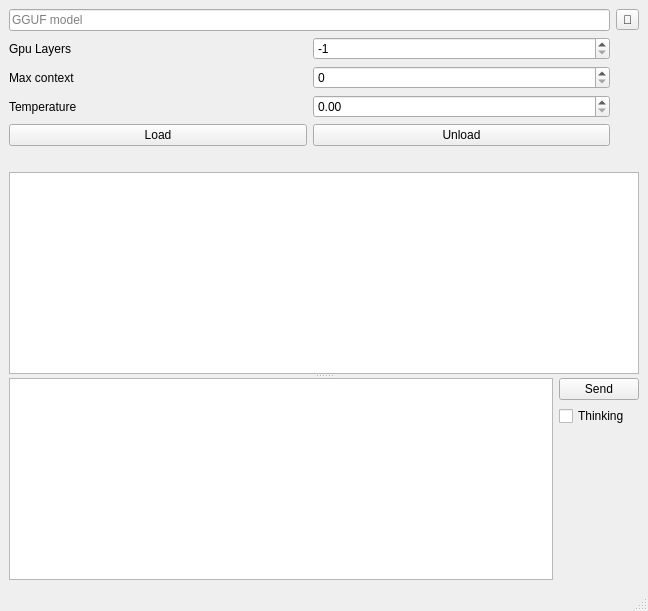
Above: mainwindow.ui from artthirt/LLMTest before the change. Below: the same form after it.
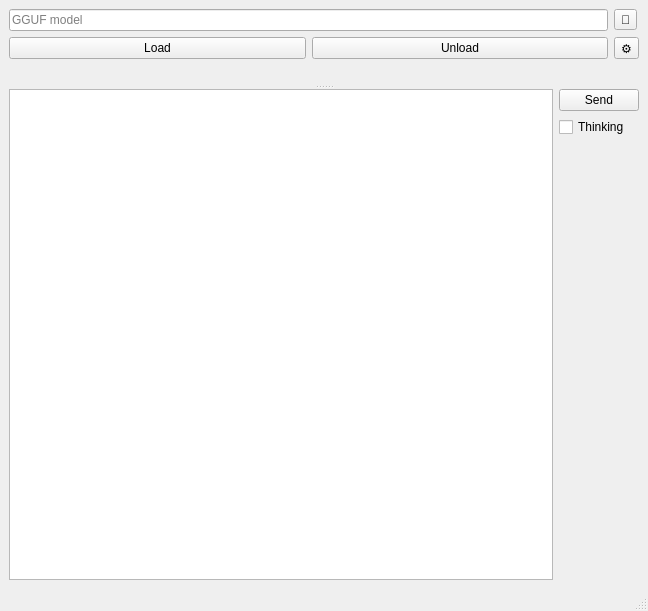
That is the form after the change.

Diff of the .ui file:
```diff
--- a/mainwindow.ui
+++ b/mainwindow.ui
@@ -32,50 +32,6 @@
         <property name="topMargin">
          <number>0</number>
         </property>
-        <item row="0" column="1">
-         <widget class="QSpinBox" name="sbGpuLayers">
-          <property name="minimum">
-           <number>-1</number>
-          </property>
-          <property name="maximum">
-           <number>99</number>
-          </property>
-          <property name="value">
-           <number>-1</number>
-          </property>
-         </widget>
-        </item>
-        <item row="1" column="0">
-         <widget class="QLabel" name="label">
-          <property name="text">
-           <string>Max context</string>
-          </property>
-         </widget>
-        </item>
-        <item row="0" column="0">
-         <widget class="QLabel" name="label_3">
-          <property name="text">
-           <string>Gpu Layers</string>
-          </property>
-         </widget>
-        </item>
-        <item row="1" column="1">
-         <widget class="QSpinBox" name="sbMaxContext">
-          <property name="maximum">
-           <number>512000</number>
-          </property>
-         </widget>
-        </item>
-        <item row="2" column="1">
-         <widget class="QDoubleSpinBox" name="dsbTemp"/>
-        </item>
-        <item row="2" column="0">
-         <widget class="QLabel" name="label_2">
-          <property name="text">
-           <string>Temperature</string>
-          </property>
-         </widget>
-        </item>
        </layout>
       </item>
       <item row="0" column="1">
@@ -113,6 +69,13 @@
         </property>
        </widget>
       </item>
+      <item row="2" column="1">
+       <widget class="QToolButton" name="tbtConfig">
+        <property name="text">
+         <string>⚙️</string>
+        </property>
+       </widget>
+      </item>
      </layout>
     </item>
     <item>
@@ -120,7 +83,9 @@
       <property name="orientation">
        <enum>Qt::Orientation::Vertical</enum>
       </property>
-      <widget class="QPlainTextEdit" name="pteOutput"/>
+      <widget class="QWidget" name="verticalLayoutWidget">
+       <layout class="QVBoxLayout" name="vlTextEdit"/>
+      </widget>
       <widget class="QWidget" name="gridLayoutWidget_2">
        <layout class="QGridLayout" name="gridLayout_2">
         <property name="topMargin">
```
Left out of the diff: 2 changed lines with no effect on the pictures.
